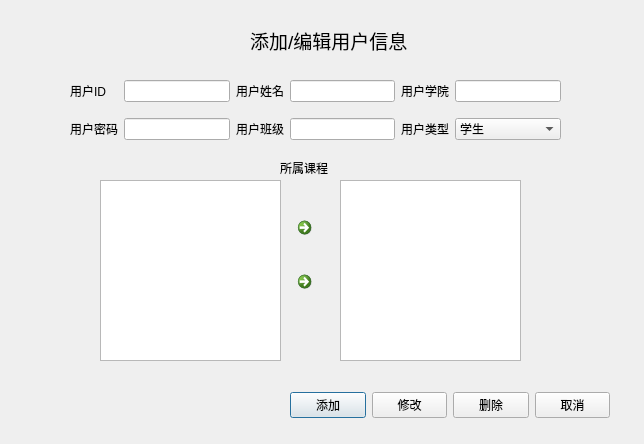
This is source/information_user.ui in laddie132/Academic-Management-System-Demo as Qt 5 draws it before an edit. The edited form follows.
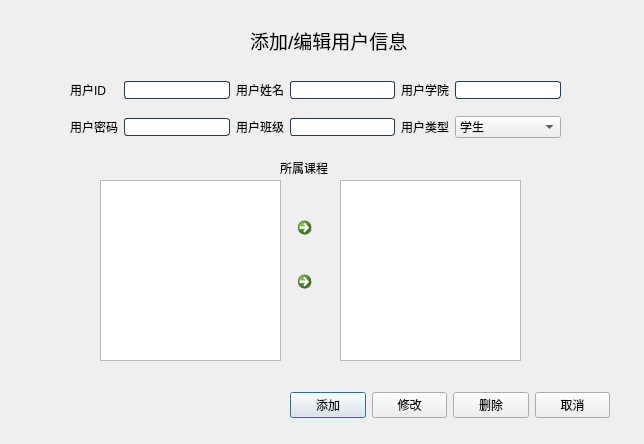
This is the edited form. Icons and pictures are not drawn.

What changed in the file:
```diff
--- a/source/information_user.ui
+++ b/source/information_user.ui
@@ -49,15 +49,50 @@
     <item row="0" column="1">
      <widget class="QLineEdit" name="lineEdit_user_id">
       <property name="styleSheet">
-       <string notr="true"/>
+       <string notr="true">QLineEdit {
+    border: 1px solid rgb(41, 57, 85); 
+    border-radius: 3px; 
+    background: white;   
+    selection-background-color: green; 
+}
+ 
+QLineEdit:hover {
+    border: 1px solid blue; 
+}</string>
       </property>
      </widget>
     </item>
     <item row="0" column="3">
-     <widget class="QLineEdit" name="lineEdit_user_name"/>
+     <widget class="QLineEdit" name="lineEdit_user_name">
+      <property name="styleSheet">
+       <string notr="true">QLineEdit {
+    border: 1px solid rgb(41, 57, 85); 
+    border-radius: 3px; 
+    background: white;   
+    selection-background-color: green; 
+}
+ 
+QLineEdit:hover {
+    border: 1px solid blue; 
+}</string>
+      </property>
+     </widget>
     </item>
     <item row="0" column="5">
-     <widget class="QLineEdit" name="lineEdit_user_institude"/>
+     <widget class="QLineEdit" name="lineEdit_user_institude">
+      <property name="styleSheet">
+       <string notr="true">QLineEdit {
+    border: 1px solid rgb(41, 57, 85); 
+    border-radius: 3px; 
+    background: white;   
+    selection-background-color: green; 
+}
+ 
+QLineEdit:hover {
+    border: 1px solid blue; 
+}</string>
+      </property>
+     </widget>
     </item>
     <item row="0" column="0">
      <widget class="QLabel" name="label_user_id">
@@ -85,6 +120,21 @@
       <property name="contextMenuPolicy">
        <enum>Qt::DefaultContextMenu</enum>
       </property>
+      <property name="styleSheet">
+       <string notr="true">QLineEdit {
+    border: 1px solid rgb(41, 57, 85); 
+    border-radius: 3px; 
+    background: white;   
+    selection-background-color: green; 
+}
+ 
+QLineEdit:hover {
+    border: 1px solid blue; 
+}</string>
+      </property>
+      <property name="text">
+       <string extracomment="默认密码为用户名ID"/>
+      </property>
       <property name="echoMode">
        <enum>QLineEdit::Password</enum>
       </property>
@@ -102,6 +152,18 @@
     </item>
     <item row="1" column="3">
      <widget class="QLineEdit" name="lineEdit_user_class">
+      <property name="styleSheet">
+       <string notr="true">QLineEdit {
+    border: 1px solid rgb(41, 57, 85); 
+    border-radius: 3px; 
+    background: white;   
+    selection-background-color: green; 
+}
+ 
+QLineEdit:hover {
+    border: 1px solid blue; 
+}</string>
+      </property>
       <property name="readOnly">
        <bool>false</bool>
       </property>
```
Left out of the diff: 10 changed lines with no effect on the pictures.
